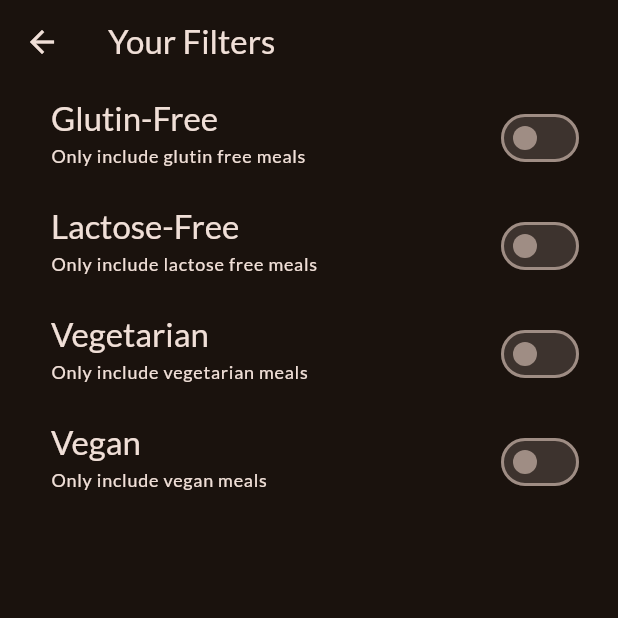
After one commit to Aditya-Y-Git/meals, a Flutter app: the FiltersScren screen opened directly, on a phone screen of 412 x 824 dp, the top half of it. The commit adds this screen. Run offline on Flutter 3.47's test engine with Material 2 defaults, Android fonts, the phone set to English and light mode, and no system bars; our stand-ins replace google_fonts, transparent_image.

Commit message:
added filters screen with some filters switches

```diff
--- /dev/null
+++ b/lib/screens/filters.dart
@@ -0,0 +1,131 @@
+import 'package:flutter/material.dart';
+// import 'package:meals/screens/tabs.dart';
+// import 'package:meals/widgets/main_drawer.dart';
+
+class FiltersScren extends StatefulWidget {
+  const FiltersScren({super.key});
+
+  @override
+  State<FiltersScren> createState() {
+    return _FilterScreenState();
+  }
+}
+
+class _FilterScreenState extends State<FiltersScren> {
+  var _isGlutenFreeChecked = false;
+  var _isLactoseFreeChecked = false;
+  var _isVegetarian = false;
+  var _isVegan = false;
+
+  @override
+  Widget build(BuildContext context) {
+    return Scaffold(
+        appBar: AppBar(
+          title: const Text("Your Filters"),
+        ),
+        // drawer: MainDrawer(
+        //     onSelectScreen: (identifier) => {
+        //           Navigator.of(context).pop(),
+        //           if (identifier == 'meals')
+        //             {
+        //               Navigator.of(context).push(
+        //                 MaterialPageRoute(
+        //                   builder: (ctx) => const TabsScreen(),
+        //                 ),
+        //               ),
+        //             }
+        //         }),
+        body: Column(
+          children: [
+            SwitchListTile(
+              value: _isGlutenFreeChecked,
+              onChanged: (isChecked) {
+                setState(() {
+                  _isGlutenFreeChecked = isChecked;
+                });
+              },
+              title: Text(
+                'Glutin-Free',
+                style: Theme.of(context).textTheme.titleLarge!.copyWith(
+                      color: Theme.of(context).colorScheme.onBackground,
+                    ),
+              ),
+              subtitle: Text(
+                'Only include glutin free meals',
+                style: Theme.of(context).textTheme.labelMedium!.copyWith(
+                      color: Theme.of(context).colorScheme.onBackground,
+                    ),
+              ),
+              activeColor: Theme.of(context).colorScheme.tertiary,
+              contentPadding: const EdgeInsets.only(left: 34, right: 22),
+            ),
+            SwitchListTile(
+              value: _isLactoseFreeChecked,
+              onChanged: (isChecked) {
+                setState(() {
+                  _isLactoseFreeChecked = isChecked;
+                });
+              },
+              title: Text(
+                'Lactose-Free',
+                style: Theme.of(context).textTheme.titleLarge!.copyWith(
+                      color: Theme.of(context).colorScheme.onBackground,
+                    ),
+              ),
+              subtitle: Text(
+                'Only include lactose free meals',
+                style: Theme.of(context).textTheme.labelMedium!.copyWith(
+                      color: Theme.of(context).colorScheme.onBackground,
+                    ),
+              ),
+              activeColor: Theme.of(context).colorScheme.tertiary,
+              contentPadding: const EdgeInsets.only(left: 34, right: 22),
+            ),
+            SwitchListTile(
+              value: _isVegetarian,
+              onChanged: (isChecked) {
+                setState(() {
+                  _isVegetarian = isChecked;
+                });
+              },
+              title: Text(
+                'Vegetarian',
+                style: Theme.of(context).textTheme.titleLarge!.copyWith(
+                      color: Theme.of(context).colorScheme.onBackground,
+                    ),
+              ),
+              subtitle: Text(
+                'Only include vegetarian meals',
+                style: Theme.of(context).textTheme.labelMedium!.copyWith(
+                      color: Theme.of(context).colorScheme.onBackground,
+                    ),
+              ),
+              activeColor: Theme.of(context).colorScheme.tertiary,
+              contentPadding: const EdgeInsets.only(left: 34, right: 22),
+            ),
+            SwitchListTile(
+              value: _isVegan,
+              onChanged: (isChecked) {
+                setState(() {
+                  _isVegan = isChecked;
+                });
+              },
+              title: Text(
+                'Vegan',
+                style: Theme.of(context).textTheme.titleLarge!.copyWith(
+                      color: Theme.of(context).colorScheme.onBackground,
+                    ),
+              ),
+              subtitle: Text(
+                'Only include vegan meals',
+                style: Theme.of(context).textTheme.labelMedium!.copyWith(
+                      color: Theme.of(context).colorScheme.onBackground,
+                    ),
+              ),
+              activeColor: Theme.of(context).colorScheme.tertiary,
+              contentPadding: const EdgeInsets.only(left: 34, right: 22),
+            )
+          ],
+        ));
+  }
+}
--- a/lib/screens/tabs.dart
+++ b/lib/screens/tabs.dart
@@ -1,6 +1,7 @@
 import 'package:flutter/material.dart';
 import 'package:meals/models/meal.dart';
 import 'package:meals/screens/categories.dart';
+import 'package:meals/screens/filters.dart';
 import 'package:meals/screens/meals.dart';
 import 'package:meals/widgets/main_drawer.dart';
 
@@ -45,9 +46,10 @@ class _TabsScreenState extends State<TabsScreen> {
   }
 
   void _setScreen(String identifier) {
+    Navigator.of(context).pop();
     if (identifier == 'filters') {
-    } else {
-      Navigator.of(context).pop();
+      Navigator.of(context)
+          .push(MaterialPageRoute(builder: (ctx) => const FiltersScren()));
     }
   }
 
```
